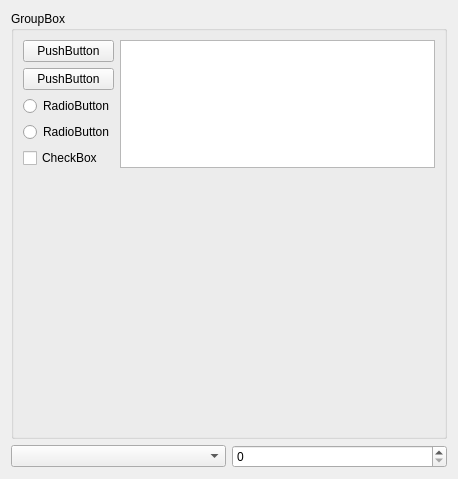
The window that code/nel/tools/3d/object_viewer_qt/src/plugins/example/example_settings_page.ui (ryzom/ryzomcore) describes before a commit, drawn with Qt 5.
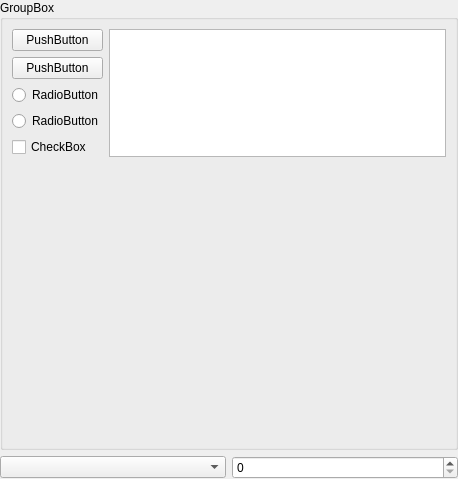
The same window after the commit.

The edit to the form file:
```diff
--- a/code/nel/tools/3d/object_viewer_qt/src/plugins/example/example_settings_page.ui
+++ b/code/nel/tools/3d/object_viewer_qt/src/plugins/example/example_settings_page.ui
@@ -14,6 +14,9 @@
    <string>Form</string>
   </property>
   <layout class="QGridLayout" name="gridLayout_2">
+   <property name="margin">
+    <number>0</number>
+   </property>
    <item row="0" column="0" colspan="2">
     <widget class="QGroupBox" name="groupBox">
      <property name="title">
```
